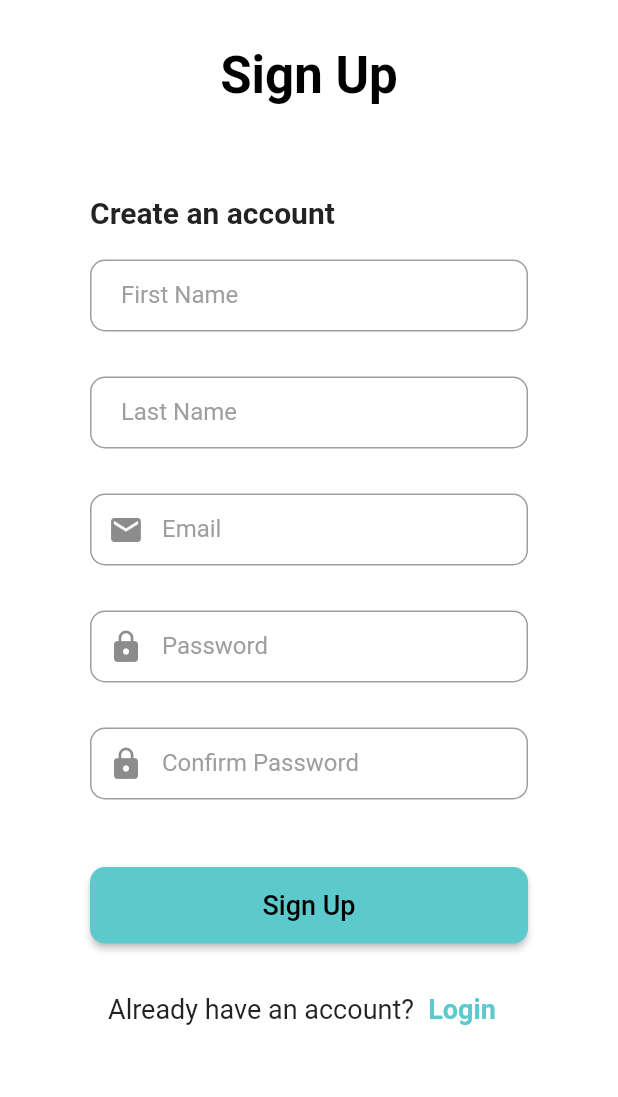
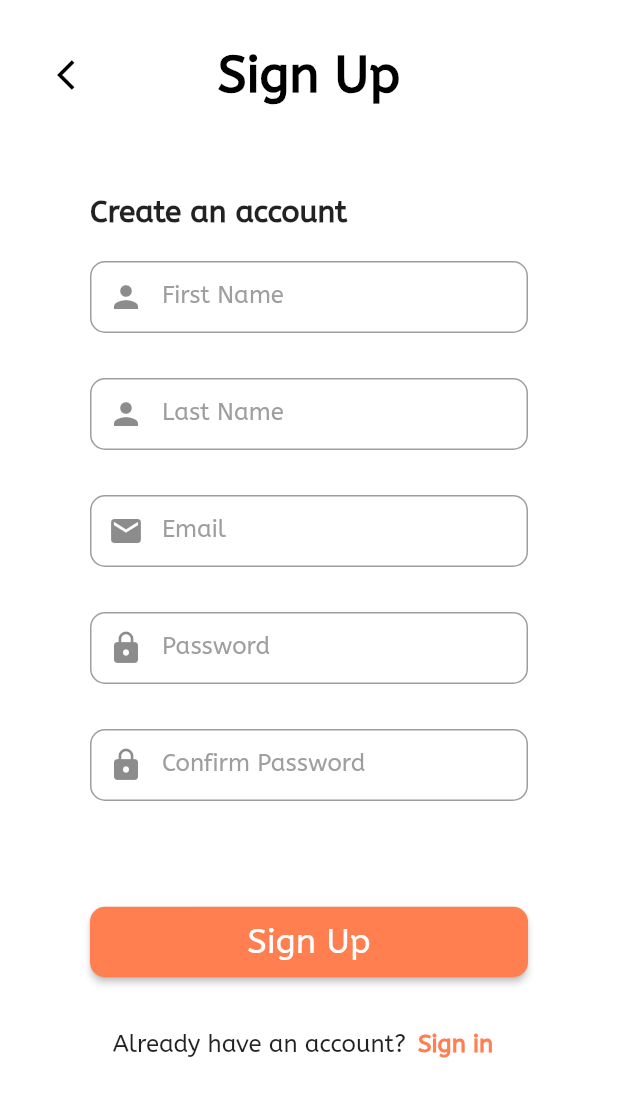
Before and after one commit to spicy-samson/LichenCare-1.0, a Flutter app: the RegistrationPage screen opened by its route, on a phone screen of 412 x 824 dp. Shown: the top 1097 px of the screen. Run offline on Flutter 3.47's test engine with Material 2 defaults, Android fonts, the phone set to English and light mode, and no system bars; our stand-ins replace carousel_slider, flutter_svg, get; project files that could hold a hidden picture were left out.

Commit message:
login x registration UI. 10% prog

```diff
--- a/lib/pages/registration.dart
+++ b/lib/pages/registration.dart
@@ -14,6 +14,17 @@
       backgroundColor: Colors.white,
       appBar: AppBar(
         backgroundColor: Colors.white,
+        leading: Container(
+          margin:
+              EdgeInsets.only(left: 30.0), // Set the left margin to 30 pixels
+          child: IconButton(
+            icon: Icon(Icons.arrow_back_ios),
+            color: Colors.black,
+            onPressed: () {
+              Navigator.of(context).pop();
+            },
+          ),
+        ),
         title: Text(
           'Sign Up',
           style: TextStyle(
@@ -40,28 +51,39 @@
                 ),
               ),
               SizedBox(height: 20.0),
-              _buildTextField('First Name', false, null),
+              _buildTextField('First Name', false, Icons.person),
               SizedBox(height: 30.0),
-              _buildTextField('Last Name', false, null),
+              _buildTextField('Last Name', false, Icons.person),
               SizedBox(height: 30.0),
               _buildTextField('Email', false, Icons.email),
               SizedBox(height: 30.0),
               _buildTextField('Password', true, Icons.lock),
               SizedBox(height: 30.0),
               _buildTextField('Confirm Password', true, Icons.lock),
-              SizedBox(height: 45.0),
-              ElevatedButton(
-                onPressed: () {
-                  // Implement your registration logic here
-                },
-                child: Text('Sign Up',
-                    style: TextStyle(fontSize: 18.0, color: Colors.black)),
-                style: ElevatedButton.styleFrom(
-                  primary: const Color(0xFF5CC9CD),
-                  padding:
-                      EdgeInsets.symmetric(horizontal: 100, vertical: 15.0),
-                  shape: RoundedRectangleBorder(
-                    borderRadius: BorderRadius.circular(10.0),
+              SizedBox(height: 70.0),
+              Container(
+                // Adjust the padding
+                child: ElevatedButton(
+                  onPressed: () {
+                    // Implement your registration logic here
+                  },
+                  child: Text(
+                    'Sign Up',
+                    style: TextStyle(
+                      fontSize: 23.0,
+                      color: Colors.white,
+                    ),
+                  ),
+                  style: ButtonStyle(
+                    padding: MaterialStateProperty.all<EdgeInsets>(
+                        EdgeInsets.symmetric(horizontal: 40, vertical: 10)),
+                    backgroundColor: MaterialStateProperty.all<Color>(
+                        const Color(0xFFFF7F50)),
+                    shape: MaterialStateProperty.all<RoundedRectangleBorder>(
+                      RoundedRectangleBorder(
+                        borderRadius: BorderRadius.circular(10.0),
+                      ),
+                    ),
                   ),
                 ),
               ),
@@ -70,17 +92,17 @@
                 mainAxisAlignment: MainAxisAlignment.center,
                 children: [
                   Text('Already have an account?',
-                      style: TextStyle(fontSize: 18.0)),
+                      style: TextStyle(fontSize: 16.0)),
                   TextButton(
                     onPressed: () {
                       Navigator.of(context).pushNamed('/login');
                     },
                     child: Text(
-                      'Login',
+                      'Sign in',
                       style: TextStyle(
                           fontWeight: FontWeight.bold,
-                          color: Color(0xFF5CC9CD),
-                          fontSize: 18.0),
+                          color: Color(0xFFFF7F50),
+                          fontSize: 16.0),
                     ),
                   ),
                 ],
@@ -109,7 +131,7 @@
           borderRadius: BorderRadius.circular(10.0),
           borderSide: BorderSide(
               color: Color(
-                  0xFF5CC9CD)), // Set the border color to blue when focused
+                  0xFFFF7F50)), // Set the border color to blue when focused
         ),
         contentPadding:
             EdgeInsets.symmetric(horizontal: w * 0.05, vertical: 4.0),
```
Also changed, not shown: lib/main.dart (+8 -4 lines), lib/pages/home_page.dart (added, +19 -0 lines), lib/pages/home_sliders.dart (+41 -48 lines), lib/pages/login.dart (+111 -4 lines), pubspec.yaml (+18 -13 lines), assets/svgs/#1 - lichencheck.svg (added), assets/svgs/#2 - lichenpedia.svg (added), assets/svgs/#3 - lichenhub.svg (added), assets/svgs/LichenCare main branding.svg (added), assets/svgs/LichenCare main logo.svg (added), fonts/ABeeZee-Italic.ttf (added), fonts/ABeeZee-Regular.ttf (added), 1 other file.
